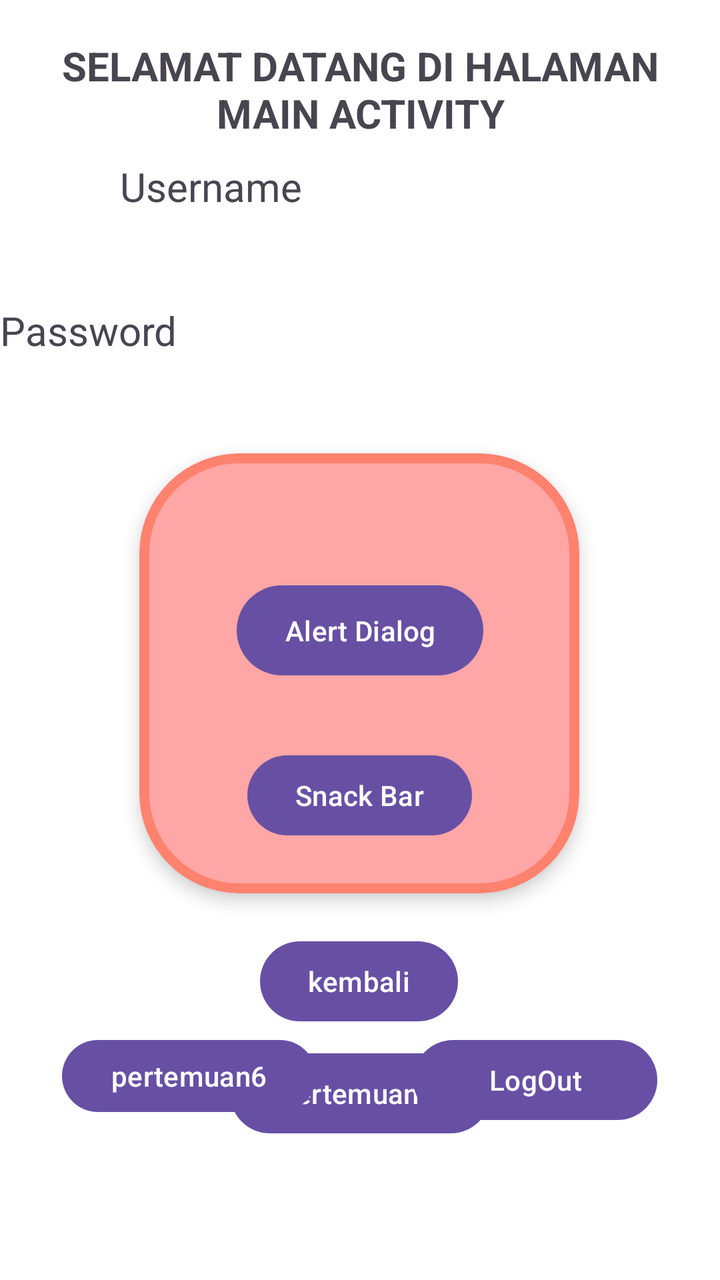
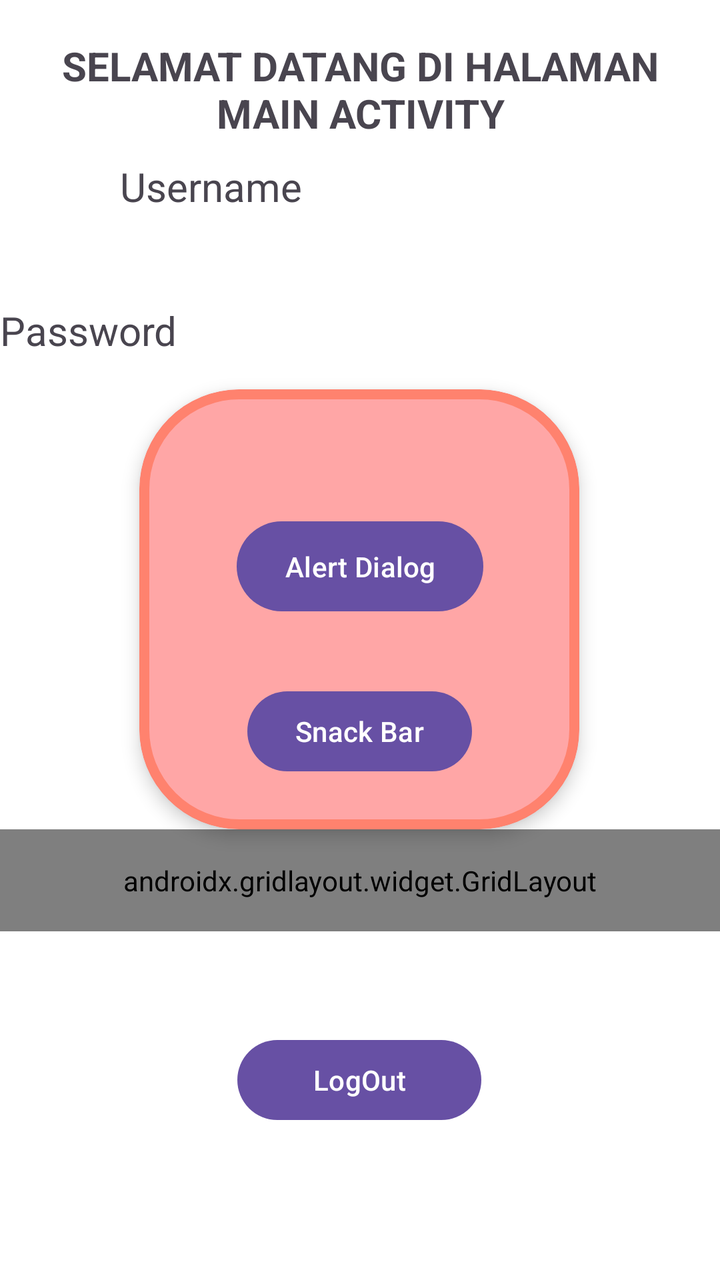

Before-and-after screenshots of an Android layout around one commit, followed by the original layout XML and the change that was made.
<!-- AndroidManifest.xml: application theme Theme.AlifTaufiq_3TIB -->
<!-- res/layout/fragment_home.xml -->
<?xml version="1.0" encoding="utf-8"?>
<androidx.constraintlayout.widget.ConstraintLayout xmlns:android="http://schemas.android.com/apk/res/android"
    xmlns:tools="http://schemas.android.com/tools"
    android:layout_width="match_parent"
    android:layout_height="match_parent"
    xmlns:app="http://schemas.android.com/apk/res-auto"
    tools:context=".Home.HomeFragment"
    android:background="@color/white">


    <TextView
        android:id="@+id/txtUsername"
        android:layout_width="wrap_content"
        android:layout_height="wrap_content"
        android:layout_marginStart="60dp"
        android:text="Username"
        android:textSize="20dp"
        app:layout_constraintBottom_toBottomOf="parent"
        app:layout_constraintStart_toStartOf="parent"
        app:layout_constraintTop_toTopOf="parent"
        app:layout_constraintVertical_bias="0.13" />

    <TextView
        android:id="@+id/txtPassword"
        android:layout_width="112dp"
        android:layout_height="35dp"
        android:layout_marginEnd="248dp"
        android:text="Password"
        android:textSize="20dp"

        app:layout_constraintBottom_toBottomOf="parent"
        app:layout_constraintEnd_toEndOf="parent"
        app:layout_constraintTop_toBottomOf="@+id/textView3"
        app:layout_constraintVertical_bias="0.124" />

    <TextView
        android:id="@+id/textView3"
        android:layout_width="335dp"
        android:layout_height="68dp"
        android:text="SELAMAT DATANG DI HALAMAN MAIN ACTIVITY"
        android:textAlignment="center"
        android:textSize="20dp"
        android:textStyle="bold"
        app:layout_constraintBottom_toBottomOf="parent"
        app:layout_constraintEnd_toEndOf="parent"
        app:layout_constraintStart_toStartOf="parent"
        app:layout_constraintTop_toTopOf="parent"
        app:layout_constraintVertical_bias="0.034" />


    <com.google.android.material.card.MaterialCardView
        android:id="@+id/materialCardView"
        android:layout_width="220dp"
        android:layout_height="220dp"
        android:layout_marginTop="40dp"
        app:layout_constraintEnd_toEndOf="parent"
        app:layout_constraintHorizontal_bias="0.497"
        app:layout_constraintStart_toStartOf="parent"
        app:cardElevation="5dp"
        app:cardBackgroundColor="#FFA6A6"
        app:strokeColor="#FF826E"
        app:strokeWidth="5dp"
        app:cardCornerRadius="50dp"
        app:layout_constraintTop_toBottomOf="@+id/txtPassword">

        <androidx.constraintlayout.widget.ConstraintLayout
            android:layout_width="match_parent"
            android:layout_height="match_parent"
            android:layout_margin="10dp">

            <Button
                android:id="@+id/btnSnackBar"
                android:layout_width="wrap_content"
                android:layout_height="wrap_content"

                android:layout_marginTop="32dp"
                android:text="Snack Bar"
                app:layout_constraintEnd_toEndOf="parent"
                app:layout_constraintStart_toStartOf="parent"
                app:layout_constraintTop_toBottomOf="@+id/AlertDialog" />

            <Button
                android:id="@+id/AlertDialog"
                android:layout_width="wrap_content"
                android:layout_height="53dp"

                android:layout_marginTop="52dp"
                android:text="Alert Dialog"
                app:layout_constraintEnd_toEndOf="parent"
                app:layout_constraintHorizontal_bias="0.505"
                app:layout_constraintStart_toStartOf="parent"
                app:layout_constraintTop_toTopOf="parent" />
        </androidx.constraintlayout.widget.ConstraintLayout>


    </com.google.android.material.card.MaterialCardView>

    <Button
        android:id="@+id/btnkembali"
        android:layout_width="wrap_content"
        android:layout_height="wrap_content"
        android:layout_marginTop="20dp"
        android:text="kembali"
        app:layout_constraintEnd_toEndOf="parent"
        app:layout_constraintHorizontal_bias="0.498"
        app:layout_constraintStart_toStartOf="parent"
        app:layout_constraintTop_toBottomOf="@+id/materialCardView" />

    <Button
        android:id="@+id/btnToLima"
        android:layout_width="wrap_content"
        android:layout_height="wrap_content"
        android:layout_marginTop="8dp"
        android:text="Pertemuan 5"
        app:layout_constraintEnd_toEndOf="parent"
        app:layout_constraintStart_toStartOf="parent"
        app:layout_constraintTop_toBottomOf="@+id/btnkembali" />

    <Button
        android:id="@+id/btnToSix"
        android:layout_width="127dp"
        android:layout_height="44dp"
        android:layout_marginBottom="80dp"
        android:text="pertemuan6"
        app:layout_constraintBottom_toBottomOf="parent"
        app:layout_constraintEnd_toEndOf="parent"
        app:layout_constraintHorizontal_bias="0.133"
        app:layout_constraintStart_toStartOf="parent" />

    <Button
        android:id="@+id/btnLogout"
        android:layout_width="122dp"
        android:layout_height="48dp"
        android:layout_marginBottom="76dp"
        android:text="LogOut"
        app:layout_constraintBottom_toBottomOf="parent"
        app:layout_constraintEnd_toEndOf="parent"
        app:layout_constraintHorizontal_bias="0.868"
        app:layout_constraintStart_toStartOf="parent" />


</androidx.constraintlayout.widget.ConstraintLayout>
<!-- resources referenced by this layout -->
<resources>
  <color name="white">#FFFFFFFF</color>
  <style name="Theme.AlifTaufiq_3TIB" parent="Base.Theme.AlifTaufiq_3TIB" />
  <style name="Base.Theme.AlifTaufiq_3TIB" parent="Theme.Material3.DayNight.NoActionBar">
          
          
      </style>
</resources>

<!-- the commit's change to res/layout/fragment_home.xml (unified diff, before → after) -->
@@ -52,16 +52,16 @@
         android:id="@+id/materialCardView"
         android:layout_width="220dp"
         android:layout_height="220dp"
-        android:layout_marginTop="40dp"
+        android:layout_marginTop="8dp"
+        app:cardBackgroundColor="#FFA6A6"
+        app:cardCornerRadius="50dp"
+        app:cardElevation="5dp"
         app:layout_constraintEnd_toEndOf="parent"
         app:layout_constraintHorizontal_bias="0.497"
         app:layout_constraintStart_toStartOf="parent"
-        app:cardElevation="5dp"
-        app:cardBackgroundColor="#FFA6A6"
+        app:layout_constraintTop_toBottomOf="@+id/txtPassword"
         app:strokeColor="#FF826E"
-        app:strokeWidth="5dp"
-        app:cardCornerRadius="50dp"
-        app:layout_constraintTop_toBottomOf="@+id/txtPassword">
+        app:strokeWidth="5dp">
 
         <androidx.constraintlayout.widget.ConstraintLayout
             android:layout_width="match_parent"
@@ -95,47 +95,78 @@
 
     </com.google.android.material.card.MaterialCardView>
 
-    <Button
-        android:id="@+id/btnkembali"
-        android:layout_width="wrap_content"
+    <androidx.gridlayout.widget.GridLayout
+        android:id="@+id/gridMenu"
+        android:layout_width="0dp"
         android:layout_height="wrap_content"
-        android:layout_marginTop="20dp"
-        android:text="kembali"
-        app:layout_constraintEnd_toEndOf="parent"
-        app:layout_constraintHorizontal_bias="0.498"
-        app:layout_constraintStart_toStartOf="parent"
-        app:layout_constraintTop_toBottomOf="@+id/materialCardView" />
-
-    <Button
-        android:id="@+id/btnToLima"
-        android:layout_width="wrap_content"
-        android:layout_height="wrap_content"
-        android:layout_marginTop="8dp"
-        android:text="Pertemuan 5"
+        android:padding="16dp"
+        app:columnCount="2"
+        app:useDefaultMargins="true"
         app:layout_constraintEnd_toEndOf="parent"
         app:layout_constraintStart_toStartOf="parent"
-        app:layout_constraintTop_toBottomOf="@+id/btnkembali" />
+        app:layout_constraintTop_toBottomOf="@+id/materialCardView">
 
-    <Button
-        android:id="@+id/btnToSix"
-        android:layout_width="127dp"
-        android:layout_height="44dp"
-        android:layout_marginBottom="80dp"
-        android:text="pertemuan6"
-        app:layout_constraintBottom_toBottomOf="parent"
-        app:layout_constraintEnd_toEndOf="parent"
-        app:layout_constraintHorizontal_bias="0.133"
-        app:layout_constraintStart_toStartOf="parent" />
+
+        <Button
+            android:id="@+id/btnToLima"
+            android:layout_width="wrap_content"
+            android:layout_height="wrap_content"
+            android:text="Pertemuan 5"
+            app:layout_columnWeight="1"
+            app:layout_constraintEnd_toEndOf="parent"
+            app:layout_constraintStart_toStartOf="parent"
+            app:layout_constraintTop_toBottomOf="@+id/btnkembali"
+            app:layout_gravity="fill_horizontal" />
+
+        <Button
+            android:id="@+id/btnToSix"
+            android:layout_width="127dp"
+            android:layout_height="44dp"
+            app:layout_columnWeight="1"
+            app:layout_gravity="fill_horizontal"
+            android:text="pertemuan6"
+            app:layout_constraintBottom_toBottomOf="parent"
+            app:layout_constraintEnd_toEndOf="parent"
+            app:layout_constraintHorizontal_bias="0.133"
+            app:layout_constraintStart_toStartOf="parent" />
+
+
+        <Button
+            android:id="@+id/btntosembilan"
+            android:layout_width="147dp"
+            android:layout_height="46dp"
+            android:backgroundTint="@color/kuning"
+            android:text="Pertemuan9"
+            app:layout_columnWeight="1"
+            app:layout_gravity="fill_horizontal"
+            app:layout_constraintBottom_toBottomOf="parent"
+            app:layout_constraintEnd_toEndOf="parent"
+            app:layout_constraintStart_toStartOf="parent" />
+
+        <Button
+            android:id="@+id/btnkembali"
+            android:layout_width="wrap_content"
+            android:layout_height="wrap_content"
+            app:layout_columnWeight="1"
+            app:layout_gravity="fill_horizontal"
+            android:text="kembali"
+            app:layout_constraintEnd_toEndOf="parent"
+            app:layout_constraintHorizontal_bias="0.191"
+            app:layout_constraintStart_toStartOf="parent"
+            app:layout_constraintTop_toBottomOf="@+id/materialCardView" />
+    </androidx.gridlayout.widget.GridLayout>
+
 
     <Button
         android:id="@+id/btnLogout"
         android:layout_width="122dp"
         android:layout_height="48dp"
+
         android:layout_marginBottom="76dp"
         android:text="LogOut"
         app:layout_constraintBottom_toBottomOf="parent"
         app:layout_constraintEnd_toEndOf="parent"
-        app:layout_constraintHorizontal_bias="0.868"
+        app:layout_constraintHorizontal_bias="0.498"
         app:layout_constraintStart_toStartOf="parent" />
 
 
<!-- resource entries referenced after the edit -->
@@ -1,5 +1,6 @@
 <!-- resources referenced by this layout -->
 <resources>
+  <color name="kuning">#FFC107</color>
   <color name="white">#FFFFFFFF</color>
   <style name="Theme.AlifTaufiq_3TIB" parent="Base.Theme.AlifTaufiq_3TIB" />
   <style name="Base.Theme.AlifTaufiq_3TIB" parent="Theme.Material3.DayNight.NoActionBar">
